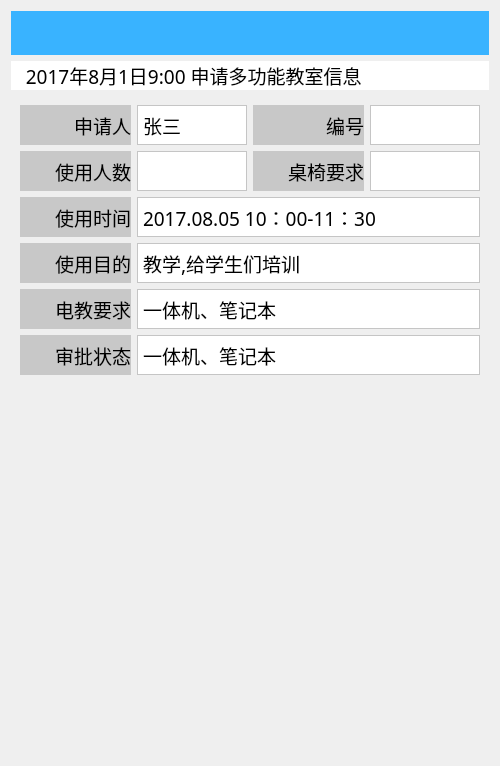
First picture: the form in pages/RoomPage2.ui, repository wps139hf/app, before the edit.
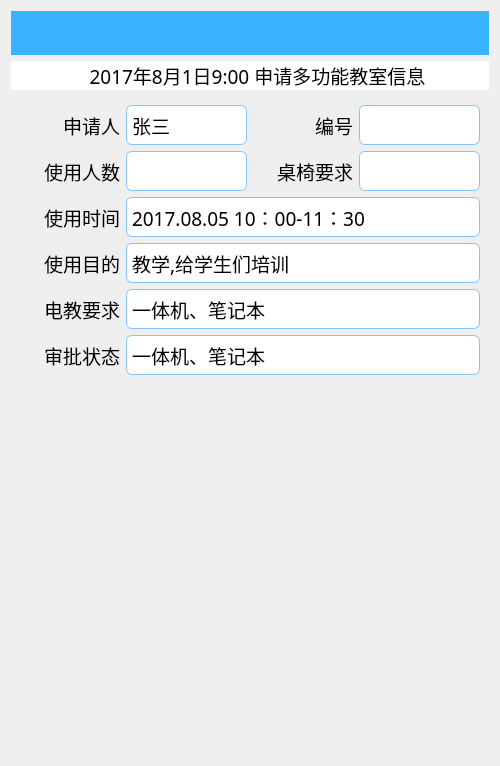
Second picture: the form after the edit. Custom widgets are drawn as their Qt base class.

```diff
--- a/pages/RoomPage2.ui
+++ b/pages/RoomPage2.ui
@@ -53,6 +53,9 @@
      <property name="text">
       <string>   2017年8月1日9:00 申请多功能教室信息</string>
      </property>
+     <property name="alignment">
+      <set>Qt::AlignCenter</set>
+     </property>
     </widget>
    </item>
    <item>
@@ -69,33 +72,39 @@
           <height>40</height>
          </size>
         </property>
+        <property name="maximumSize">
+         <size>
+          <width>100</width>
+          <height>16777215</height>
+         </size>
+        </property>
         <property name="palette">
          <palette>
           <active>
            <colorrole role="Button">
             <brush brushstyle="SolidPattern">
-             <color alpha="255">
-              <red>200</red>
-              <green>200</green>
-              <blue>200</blue>
+             <color alpha="0">
+              <red>0</red>
+              <green>0</green>
+              <blue>0</blue>
              </color>
             </brush>
            </colorrole>
            <colorrole role="Base">
             <brush brushstyle="SolidPattern">
-             <color alpha="255">
-              <red>200</red>
-              <green>200</green>
-              <blue>200</blue>
+             <color alpha="0">
+              <red>0</red>
+              <green>0</green>
+              <blue>0</blue>
              </color>
             </brush>
            </colorrole>
            <colorrole role="Window">
             <brush brushstyle="SolidPattern">
-             <color alpha="255">
-              <red>200</red>
-              <green>200</green>
-              <blue>200</blue>
+             <color alpha="0">
+              <red>0</red>
+              <green>0</green>
+              <blue>0</blue>
              </color>
             </brush>
            </colorrole>
@@ -103,28 +112,28 @@
           <inactive>
            <colorrole role="Button">
             <brush brushstyle="SolidPattern">
-             <color alpha="255">
-              <red>200</red>
-              <green>200</green>
-              <blue>200</blue>
+             <color alpha="0">
+              <red>0</red>
+              <green>0</green>
+              <blue>0</blue>
              </color>
             </brush>
            </colorrole>
            <colorrole role="Base">
             <brush brushstyle="SolidPattern">
-             <color alpha="255">
-              <red>200</red>
-              <green>200</green>
-              <blue>200</blue>
+             <color alpha="0">
+              <red>0</red>
+              <green>0</green>
+              <blue>0</blue>
              </color>
             </brush>
            </colorrole>
            <colorrole role="Window">
             <brush brushstyle="SolidPattern">
-             <color alpha="255">
-              <red>200</red>
-              <green>200</green>
-              <blue>200</blue>
+             <color alpha="0">
+              <red>0</red>
+              <green>0</green>
+              <blue>0</blue>
              </color>
             </brush>
            </colorrole>
@@ -132,28 +141,28 @@
           <disabled>
            <colorrole role="Button">
             <brush brushstyle="SolidPattern">
-             <color alpha="255">
-              <red>200</red>
-              <green>200</green>
-              <blue>200</blue>
+             <color alpha="0">
+              <red>0</red>
+              <green>0</green>
+              <blue>0</blue>
              </color>
             </brush>
            </colorrole>
            <colorrole role="Base">
             <brush brushstyle="SolidPattern">
-             <color alpha="255">
-              <red>200</red>
-              <green>200</green>
-              <blue>200</blue>
+             <color alpha="0">
+              <red>0</red>
+              <green>0</green>
+              <blue>0</blue>
              </color>
             </brush>
            </colorrole>
            <colorrole role="Window">
             <brush brushstyle="SolidPattern">
-             <color alpha="255">
-              <red>200</red>
-              <green>200</green>
-              <blue>200</blue>
+             <color alpha="0">
+              <red>0</red>
+              <green>0</green>
+              <blue>0</blue>
              </color>
             </brush>
            </colorrole>
@@ -167,9 +176,9 @@
          </font>
         </property>
         <property name="styleSheet">
-         <string notr="true">border-color: rgb(99, 99, 99);
-border-width：2px solid;
-background-color: rgb(200,200,200);</string>
+         <string notr="true">QLabel{
+	background-color: transparent
+}</string>
         </property>
         <property name="frameShape">
          <enum>QFrame::NoFrame</enum>
@@ -197,9 +206,11 @@
          </font>
         </property>
         <property name="styleSheet">
-         <string notr="true">border-color: rgb(99, 99, 99);
-border-width：2px solid;
-background-color: rgb(255,255,255);</string>
+         <string notr="true">QLabel{
+	border:1px solid rgb(136, 194, 248);
+	border-radius: 6px;
+	background-color: rgb(255,255,255);
+}</string>
         </property>
         <property name="frameShape">
          <enum>QFrame::StyledPanel</enum>
@@ -217,33 +228,39 @@
           <height>20</height>
          </size>
         </property>
+        <property name="maximumSize">
+         <size>
+          <width>100</width>
+          <height>16777215</height>
+         </size>
+        </property>
         <property name="palette">
          <palette>
           <active>
            <colorrole role="Button">
             <brush brushstyle="SolidPattern">
-             <color alpha="255">
-              <red>200</red>
-              <green>200</green>
-              <blue>200</blue>
+             <color alpha="0">
+              <red>0</red>
+              <green>0</green>
+              <blue>0</blue>
              </color>
             </brush>
            </colorrole>
            <colorrole role="Base">
             <brush brushstyle="SolidPattern">
-             <color alpha="255">
-              <red>200</red>
-              <green>200</green>
-              <blue>200</blue>
+             <color alpha="0">
+              <red>0</red>
+              <green>0</green>
+              <blue>0</blue>
              </color>
             </brush>
            </colorrole>
            <colorrole role="Window">
             <brush brushstyle="SolidPattern">
-             <color alpha="255">
-              <red>200</red>
-              <green>200</green>
-              <blue>200</blue>
+             <color alpha="0">
+              <red>0</red>
+              <green>0</green>
+              <blue>0</blue>
              </color>
             </brush>
            </colorrole>
@@ -251,28 +268,28 @@
           <inactive>
            <colorrole role="Button">
             <brush brushstyle="SolidPattern">
-             <color alpha="255">
-              <red>200</red>
-              <green>200</green>
-              <blue>200</blue>
+             <color alpha="0">
+              <red>0</red>
+              <green>0</green>
+              <blue>0</blue>
              </color>
             </brush>
            </colorrole>
            <colorrole role="Base">
             <brush brushstyle="SolidPattern">
-             <color alpha="255">
-              <red>200</red>
-              <green>200</green>
-              <blue>200</blue>
+             <color alpha="0">
+              <red>0</red>
+              <green>0</green>
+              <blue>0</blue>
              </color>
             </brush>
            </colorrole>
            <colorrole role="Window">
             <brush brushstyle="SolidPattern">
-             <color alpha="255">
-              <red>200</red>
-              <green>200</green>
-              <blue>200</blue>
+             <color alpha="0">
+              <red>0</red>
+              <green>0</green>
+              <blue>0</blue>
              </color>
             </brush>
            </colorrole>
@@ -280,28 +297,28 @@
           <disabled>
            <colorrole role="Button">
             <brush brushstyle="SolidPattern">
-             <color alpha="255">
-              <red>200</red>
-              <green>200</green>
-              <blue>200</blue>
+             <color alpha="0">
+              <red>0</red>
+              <green>0</green>
+              <blue>0</blue>
              </color>
             </brush>
            </colorrole>
            <colorrole role="Base">
             <brush brushstyle="SolidPattern">
-             <color alpha="255">
-              <red>200</red>
-              <green>200</green>
-              <blue>200</blue>
+             <color alpha="0">
+              <red>0</red>
+              <green>0</green>
+              <blue>0</blue>
              </color>
             </brush>
            </colorrole>
            <colorrole role="Window">
             <brush brushstyle="SolidPattern">
-             <color alpha="255">
-              <red>200</red>
-              <green>200</green>
-              <blue>200</blue>
+             <color alpha="0">
+              <red>0</red>
+              <green>0</green>
+              <blue>0</blue>
              </color>
             </brush>
            </colorrole>
@@ -315,9 +332,9 @@
          </font>
         </property>
         <property name="styleSheet">
-         <string notr="true">border-color: rgb(99, 99, 99);
-border-width：2px solid;
-background-color: rgb(200,200,200);</string>
+         <string notr="true">QLabel{
+	background-color: transparent
+}</string>
         </property>
         <property name="frameShape">
          <enum>QFrame::NoFrame</enum>
@@ -345,9 +362,11 @@
          </font>
         </property>
         <property name="styleSheet">
-         <string notr="true">border-color: rgb(99, 99, 99);
-border-width：2px solid;
-background-color: rgb(255,255,255);</string>
+         <string notr="true">QLabel{
+	border:1px solid rgb(136, 194, 248);
+	border-radius: 6px;
+	background-color: rgb(255,255,255);
+}</string>
         </property>
         <property name="frameShape">
          <enum>QFrame::StyledPanel</enum>
@@ -370,28 +389,28 @@
           <active>
            <colorrole role="Button">
             <brush brushstyle="SolidPattern">
-             <color alpha="255">
-              <red>200</red>
-              <green>200</green>
-              <blue>200</blue>
+             <color alpha="0">
+              <red>0</red>
+              <green>0</green>
+              <blue>0</blue>
              </color>
             </brush>
            </colorrole>
            <colorrole role="Base">
             <brush brushstyle="SolidPattern">
-             <color alpha="255">
-              <red>200</red>
-              <green>200</green>
-              <blue>200</blue>
+             <color alpha="0">
+              <red>0</red>
+              <green>0</green>
+              <blue>0</blue>
              </color>
             </brush>
            </colorrole>
            <colorrole role="Window">
             <brush brushstyle="SolidPattern">
-             <color alpha="255">
-              <red>200</red>
-              <green>200</green>
-              <blue>200</blue>
+             <color alpha="0">
+              <red>0</red>
+              <green>0</green>
+              <blue>0</blue>
              </color>
             </brush>
            </colorrole>
@@ -399,28 +418,28 @@
           <inactive>
            <colorrole role="Button">
             <brush brushstyle="SolidPattern">
-             <color alpha="255">
-              <red>200</red>
-              <green>200</green>
-              <blue>200</blue>
+             <color alpha="0">
+              <red>0</red>
+              <green>0</green>
+              <blue>0</blue>
              </color>
             </brush>
            </colorrole>
            <colorrole role="Base">
             <brush brushstyle="SolidPattern">
-             <color alpha="255">
-              <red>200</red>
-              <green>200</green>
-              <blue>200</blue>
+             <color alpha="0">
+              <red>0</red>
+              <green>0</green>
+              <blue>0</blue>
              </color>
             </brush>
            </colorrole>
            <colorrole role="Window">
             <brush brushstyle="SolidPattern">
-             <color alpha="255">
-              <red>200</red>
-              <green>200</green>
-              <blue>200</blue>
+             <color alpha="0">
+              <red>0</red>
+              <green>0</green>
+              <blue>0</blue>
              </color>
             </brush>
            </colorrole>
@@ -428,28 +447,28 @@
           <disabled>
            <colorrole role="Button">
             <brush brushstyle="SolidPattern">
-             <color alpha="255">
-              <red>200</red>
-              <green>200</green>
-              <blue>200</blue>
+             <color alpha="0">
+              <red>0</red>
+              <green>0</green>
+              <blue>0</blue>
              </color>
             </brush>
            </colorrole>
            <colorrole role="Base">
             <brush brushstyle="SolidPattern">
-             <color alpha="255">
-              <red>200</red>
-              <green>200</green>
-              <blue>200</blue>
+             <color alpha="0">
+              <red>0</red>
+              <green>0</green>
+              <blue>0</blue>
              </color>
             </brush>
            </colorrole>
            <colorrole role="Window">
             <brush brushstyle="SolidPattern">
-             <color alpha="255">
-              <red>200</red>
-              <green>200</green>
-              <blue>200</blue>
+             <color alpha="0">
+              <red>0</red>
+              <green>0</green>
+              <blue>0</blue>
              </color>
             </brush>
            </colorrole>
@@ -463,9 +482,9 @@
          </font>
         </property>
         <property name="styleSheet">
-         <string notr="true">border-color: rgb(99, 99, 99);
-border-width：2px solid;
-background-color: rgb(200,200,200);</string>
+         <string notr="true">QLabel{
+	background-color: transparent
+}</string>
         </property>
         <property name="frameShape">
          <enum>QFrame::NoFrame</enum>
@@ -493,9 +512,11 @@
          </font>
         </property>
         <property name="styleSheet">
-         <string notr="true">border-color: rgb(99, 99, 99);
-border-width：2px solid;
-background-color: rgb(255,255,255);</string>
+         <string notr="true">QLabel{
+	border:1px solid rgb(136, 194, 248);
+	border-radius: 6px;
+	background-color: rgb(255,255,255);
+}</string>
         </property>
         <property name="frameShape">
          <enum>QFrame::StyledPanel</enum>
@@ -520,9 +541,9 @@
          </font>
         </property>
         <property name="styleSheet">
-         <string notr="true">border-color: rgb(99, 99, 99);
-border-width：2px solid;
-background-color: rgb(200,200,200);</string>
+         <string notr="true">QLabel{
+	background-color: transparent
+}</string>
         </property>
         <property name="frameShape">
          <enum>QFrame::NoFrame</enum>
@@ -550,9 +571,11 @@
          </font>
         </property>
         <property name="styleSheet">
-         <string notr="true">border-color: rgb(99, 99, 99);
-border-width：2px solid;
-background-color: rgb(255,255,255);</string>
+         <string notr="true">QLabel{
+	border:1px solid rgb(136, 194, 248);
+	border-radius: 6px;
+	background-color: rgb(255,255,255);
+}</string>
         </property>
         <property name="frameShape">
          <enum>QFrame::StyledPanel</enum>
@@ -577,9 +600,9 @@
          </font>
         </property>
         <property name="styleSheet">
-         <string notr="true">border-color: rgb(99, 99, 99);
-border-width：2px solid;
-background-color: rgb(200,200,200);</string>
+         <string notr="true">QLabel{
+	background-color: transparent
+}</string>
         </property>
         <property name="frameShape">
          <enum>QFrame::NoFrame</enum>
@@ -607,9 +630,11 @@
          </font>
         </property>
         <property name="styleSheet">
-         <string notr="true">border-color: rgb(99, 99, 99);
-border-width：2px solid;
-background-color: rgb(255,255,255);</string>
+         <string notr="true">QLabel{
+	border:1px solid rgb(136, 194, 248);
+	border-radius: 6px;
+	background-color: rgb(255,255,255);
+}</string>
         </property>
         <property name="frameShape">
          <enum>QFrame::StyledPanel</enum>
@@ -634,9 +659,9 @@
          </font>
         </property>
         <property name="styleSheet">
-         <string notr="true">border-color: rgb(99, 99, 99);
-border-width：2px solid;
-background-color: rgb(200,200,200);</string>
+         <string notr="true">QLabel{
+	background-color: transparent
+}</string>
         </property>
         <property name="frameShape">
          <enum>QFrame::NoFrame</enum>
@@ -664,9 +689,11 @@
          </font>
         </property>
         <property name="styleSheet">
-         <string notr="true">border-color: rgb(99, 99, 99);
-border-width：2px solid;
-background-color: rgb(255,255,255);</string>
+         <string notr="true">QLabel{
+	border:1px solid rgb(136, 194, 248);
+	border-radius: 6px;
+	background-color: rgb(255,255,255);
+}</string>
         </property>
         <property name="frameShape">
          <enum>QFrame::StyledPanel</enum>
@@ -691,9 +718,9 @@
          </font>
         </property>
         <property name="styleSheet">
-         <string notr="true">border-color: rgb(99, 99, 99);
-border-width：2px solid;
-background-color: rgb(200,200,200);</string>
+         <string notr="true">QLabel{
+	background-color: transparent
+}</string>
         </property>
         <property name="frameShape">
          <enum>QFrame::NoFrame</enum>
@@ -721,9 +748,11 @@
          </font>
         </property>
         <property name="styleSheet">
-         <string notr="true">border-color: rgb(99, 99, 99);
-border-width：2px solid;
-background-color: rgb(255,255,255);</string>
+         <string notr="true">QLabel{
+	border:1px solid rgb(136, 194, 248);
+	border-radius: 6px;
+	background-color: rgb(255,255,255);
+}</string>
         </property>
         <property name="frameShape">
          <enum>QFrame::StyledPanel</enum>
@@ -748,9 +777,9 @@
          </font>
         </property>
         <property name="styleSheet">
-         <string notr="true">border-color: rgb(99, 99, 99);
-border-width：2px solid;
-background-color: rgb(200,200,200);</string>
+         <string notr="true">QLabel{
+	background-color: transparent
+}</string>
         </property>
         <property name="frameShape">
          <enum>QFrame::NoFrame</enum>
@@ -778,9 +807,11 @@
          </font>
         </property>
         <property name="styleSheet">
-         <string notr="true">border-color: rgb(99, 99, 99);
-border-width：2px solid;
-background-color: rgb(255,255,255);</string>
+         <string notr="true">QLabel{
+	border:1px solid rgb(136, 194, 248);
+	border-radius: 6px;
+	background-color: rgb(255,255,255);
+}</string>
         </property>
         <property name="frameShape">
          <enum>QFrame::StyledPanel</enum>
```
